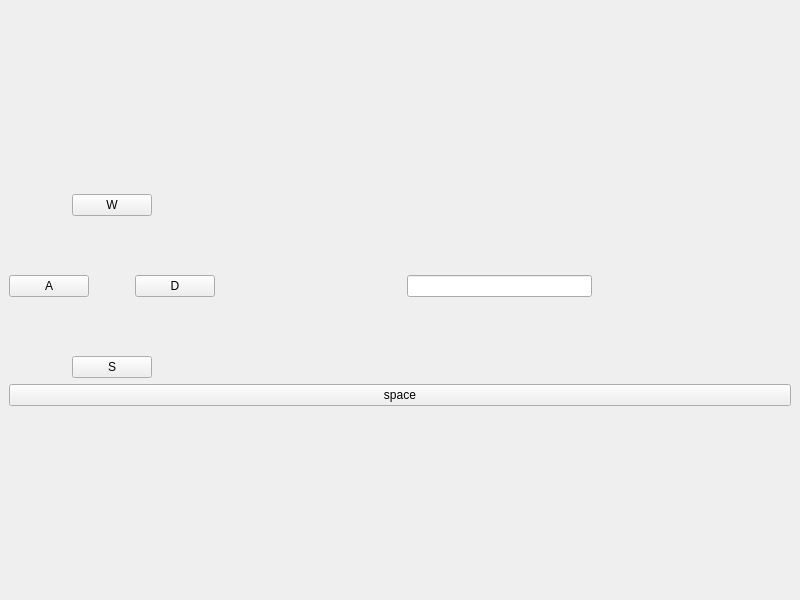
First picture: the form in mainwindow.ui, repository NoneType4Name/RadioRemoteControl, before the edit.
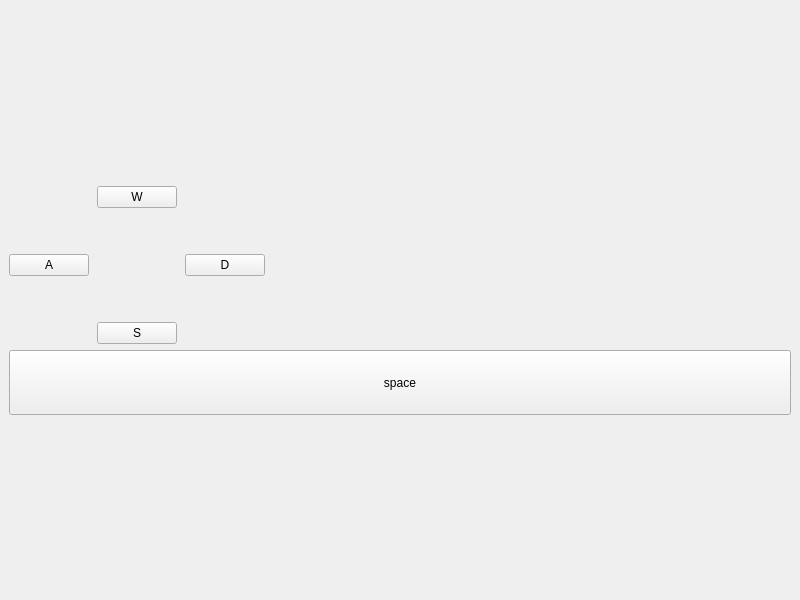
Second picture: the form after the edit.

Patch:
```diff
--- a/mainwindow.ui
+++ b/mainwindow.ui
@@ -205,9 +205,6 @@
         </property>
        </spacer>
       </item>
-      <item>
-       <widget class="QLineEdit" name="lineEdit"/>
-      </item>
       <item>
        <widget class="QLabel" name="label">
         <property name="text">
@@ -235,6 +232,15 @@
     </item>
     <item>
      <widget class="QPushButton" name="pushButton">
+      <property name="sizePolicy">
+       <sizepolicy hsizetype="Minimum" vsizetype="MinimumExpanding">
+        <horstretch>0</horstretch>
+        <verstretch>0</verstretch>
+       </sizepolicy>
+      </property>
+      <property name="focusPolicy">
+       <enum>Qt::FocusPolicy::NoFocus</enum>
+      </property>
       <property name="text">
        <string>space</string>
       </property>
```
Left out of the diff: 12 changed lines with no effect on the pictures.
